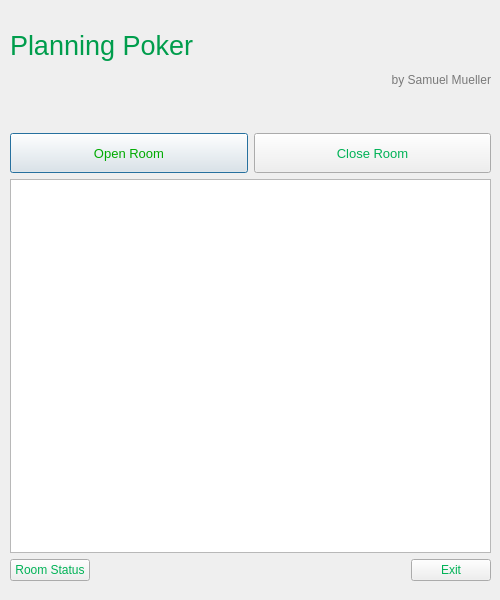
Above: pokerserver.ui from SamuelSMueller/ProjectPoker before the change. Below: the same form after it.
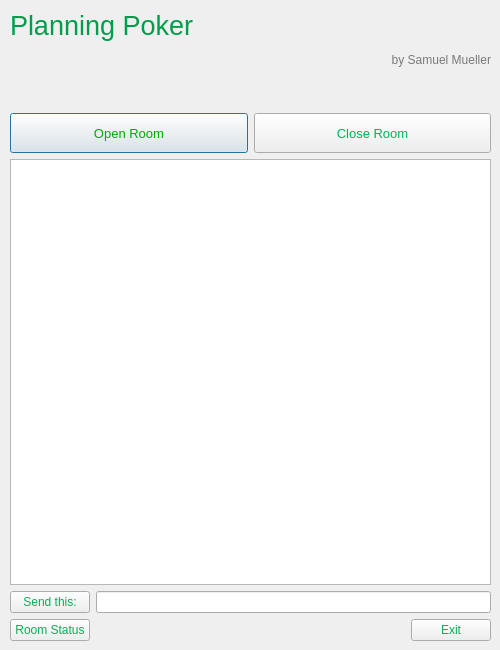
That is the form after the change.

Commit message: fixed buttons, changed layout for host and clients, host can now send messages, no more gap between messages sent by self and others

Diff of the .ui file:
```diff
--- a/pokerserver.ui
+++ b/pokerserver.ui
@@ -7,25 +7,31 @@
     <x>0</x>
     <y>0</y>
     <width>500</width>
-    <height>600</height>
+    <height>650</height>
    </rect>
   </property>
   <property name="minimumSize">
    <size>
     <width>500</width>
-    <height>600</height>
+    <height>650</height>
+   </size>
+  </property>
+  <property name="maximumSize">
+   <size>
+    <width>500</width>
+    <height>650</height>
    </size>
   </property>
   <property name="windowTitle">
    <string>Dialog</string>
   </property>
-  <widget class="QWidget" name="">
+  <widget class="QWidget" name="layoutWidget">
    <property name="geometry">
     <rect>
      <x>10</x>
-     <y>30</y>
+     <y>10</y>
      <width>481</width>
-     <height>551</height>
+     <height>631</height>
     </rect>
    </property>
    <layout class="QGridLayout" name="gridLayout_4">
@@ -261,11 +267,18 @@
          </layout>
         </item>
         <item row="1" column="0">
-         <widget class="QTextEdit" name="textEdit_log"/>
+         <widget class="QTextEdit" name="textEdit_log">
+          <property name="maximumSize">
+           <size>
+            <width>16777215</width>
+            <height>500</height>
+           </size>
+          </property>
+         </widget>
         </item>
        </layout>
       </item>
-      <item row="1" column="0">
+      <item row="2" column="0">
        <layout class="QHBoxLayout" name="horizontalLayout_2">
         <item>
          <widget class="QPushButton" name="pushButton_testConn">
@@ -370,6 +383,57 @@
         </item>
        </layout>
       </item>
+      <item row="1" column="0">
+       <layout class="QFormLayout" name="formLayout_2">
+        <item row="0" column="0">
+         <widget class="QPushButton" name="pushButton_send_2">
+          <property name="palette">
+           <palette>
+            <active>
+             <colorrole role="ButtonText">
+              <brush brushstyle="SolidPattern">
+               <color alpha="255">
+                <red>0</red>
+                <green>178</green>
+                <blue>86</blue>
+               </color>
+              </brush>
+             </colorrole>
+            </active>
+            <inactive>
+             <colorrole role="ButtonText">
+              <brush brushstyle="SolidPattern">
+               <color alpha="255">
+                <red>0</red>
+                <green>178</green>
+                <blue>86</blue>
+               </color>
+              </brush>
+             </colorrole>
+            </inactive>
+            <disabled>
+             <colorrole role="ButtonText">
+              <brush brushstyle="SolidPattern">
+               <color alpha="255">
+                <red>120</red>
+                <green>120</green>
+                <blue>120</blue>
+               </color>
+              </brush>
+             </colorrole>
+            </disabled>
+           </palette>
+          </property>
+          <property name="text">
+           <string>Send this:</string>
+          </property>
+         </widget>
+        </item>
+        <item row="0" column="1">
+         <widget class="QLineEdit" name="lineEdit_message_2"/>
+        </item>
+       </layout>
+      </item>
      </layout>
     </item>
     <item row="0" column="0">
```
The commit also changes 8 other files.
